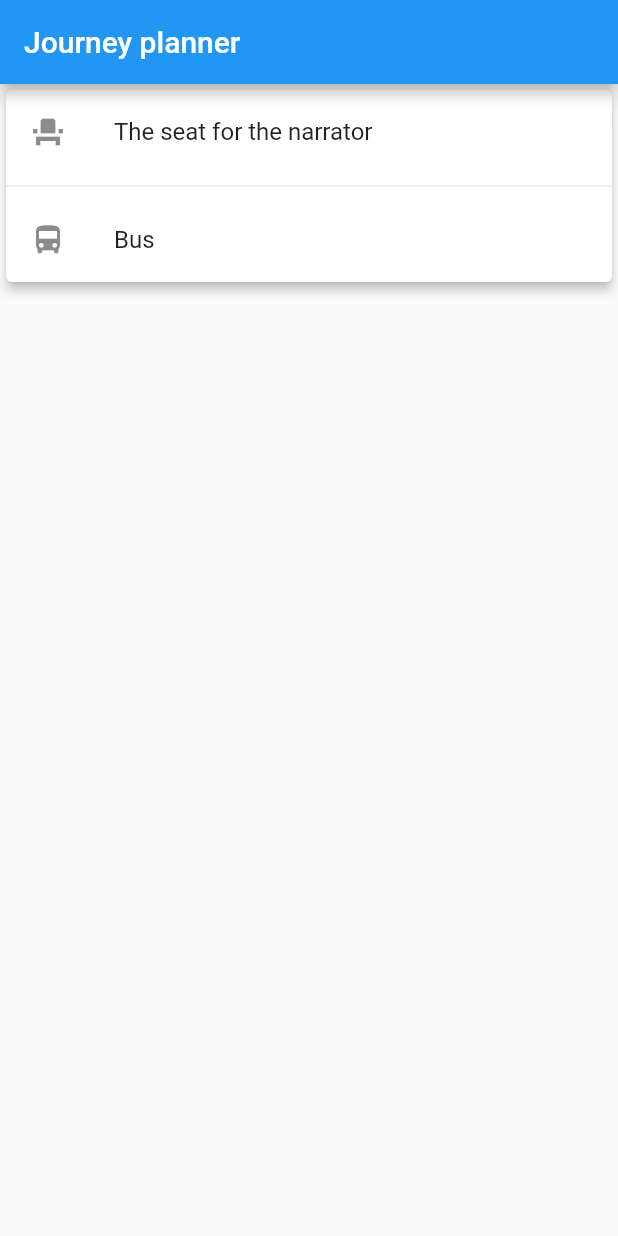
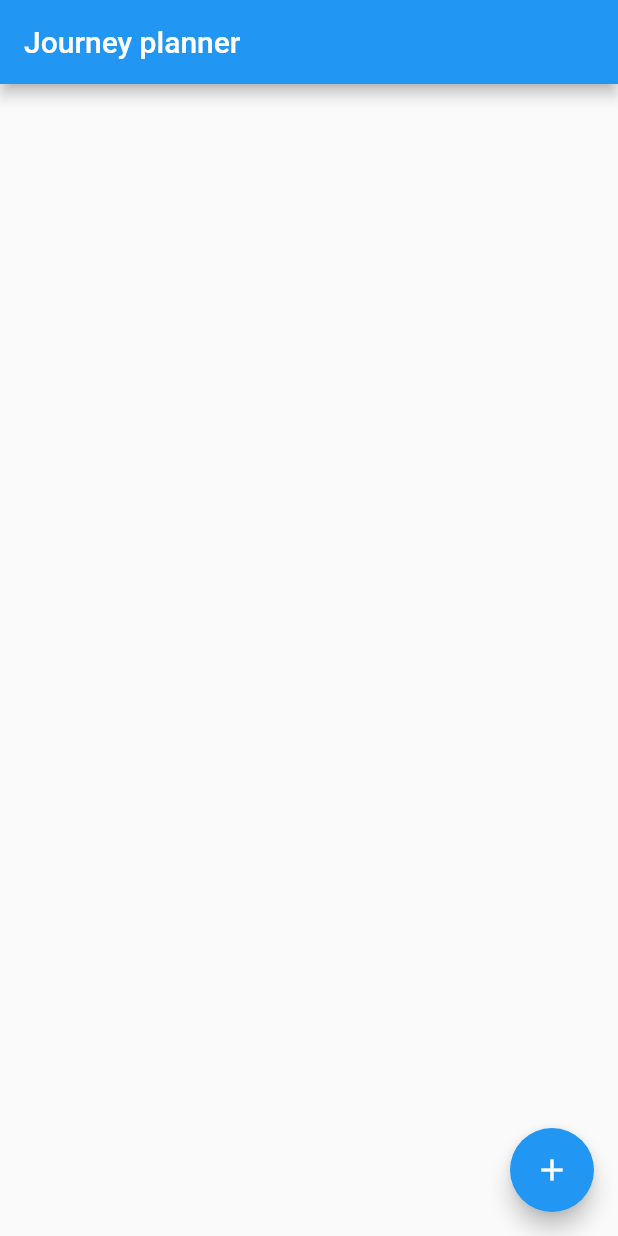
Before and after one commit to aweas/Journey-planner, a Flutter app: the screen it shows after launch, on a phone screen of 412 x 824 dp. Run offline on Flutter 3.47's test engine with Material 2 defaults, Android fonts, the phone set to English and light mode, and no system bars.

Commit message:
Added basic card handling

```diff
--- /dev/null
+++ b/lib/helpers/journey_classes.dart
@@ -0,0 +1,93 @@
+import 'package:flutter/material.dart';
+
+class JourneyPlan {
+  List<JourneyElement> journeyElements;
+  int duration = 0;
+  JourneyPlan({List<JourneyElement> elements}) {
+    this.journeyElements = elements;
+  }
+
+  JourneyPlanCard buildCard() {
+    this.journeyElements.forEach((x) => duration += x.time);
+    return new JourneyPlanCard(plan: this);
+  }
+}
+
+class JourneyElement {
+  Icon icon;
+  String name;
+  String comment;
+  int time;
+
+  JourneyElement({Icon icon, String name, String comment, int time}) {
+    this.icon = icon;
+    this.name = name;
+    this.comment = comment;
+    this.time = time;
+  }
+
+  JourneyElementTile buildTile() {
+    return new JourneyElementTile(element: this);
+  }
+}
+
+class JourneyElementTile extends ListTile {
+  JourneyElementTile({Key key, JourneyElement element})
+      : super(
+            key: key,
+            leading: element.icon,
+            title: new Text(element.name),
+            subtitle: new Text(element.comment),
+            trailing: new Text(element.time.toString()));
+}
+
+class JourneyPlanCard extends StatefulWidget {
+  final JourneyPlan plan;
+  JourneyPlanCard({Key key, this.plan}) : super(key: key);
+
+  @override
+  _JourneyPlanCard createState() => _JourneyPlanCard();
+}
+
+class _JourneyPlanCard extends State<JourneyPlanCard> {
+  Widget build(BuildContext context) {
+    List<JourneyElementTile> tiles = [];
+    widget.plan.journeyElements
+        .forEach((element) => tiles.add(element.buildTile()));
+
+    List<Widget> temp = new List.from(tiles);
+    List<Widget> newData = [];
+    temp.forEach((item) {
+      newData.add(item);
+      newData.add(new Divider());
+    });
+
+    newData.add(new ButtonTheme.bar(
+      child: new ButtonBar(
+        children: <Widget>[
+          new FlatButton(
+            child: const Text('Add new'),
+            onPressed: () {
+              setState(() {
+                widget.plan.journeyElements.add(
+                    new JourneyElement(icon: const Icon(Icons.directions_car),
+                    name: "test",
+                    comment: "test2",
+                    time: 4));
+              });
+            },
+          ),
+        ],
+      ),
+    ));
+
+    Card card = new Card(
+          child: new Column(
+            mainAxisSize: MainAxisSize.min,
+            children: newData,
+          ),
+        );
+
+    return card;
+  }
+}
--- a/lib/main.dart
+++ b/lib/main.dart
@@ -1,9 +1,9 @@
 import 'package:flutter/material.dart';
+import 'package:journey_list/helpers/journey_classes.dart';
 
 void main() => runApp(new MyApp());
 
 class MyApp extends StatelessWidget {
-  // This widget is the root of your application.
   @override
   Widget build(BuildContext context) {
     return new MaterialApp(
@@ -11,17 +11,23 @@ class MyApp extends StatelessWidget {
       theme: new ThemeData(
         primarySwatch: Colors.blue,
       ),
-      home: new MyHomePage(title: 'Journey planner'),
+      home: new MyHomePage(
+        title: 'Journey planner',
+        planMembers: <Widget>[],
+      ),
     );
   }
 }
 
 class MyHomePage extends StatefulWidget {
-  MyHomePage({Key key, this.title}) : super(key: key);
+  MyHomePage({Key key, this.title, this.planMembers}) : super(key: key);
   final String title;
+  final List<Widget> planMembers;
 
   @override
-  _MyHomePageState createState() => new _MyHomePageState();
+  _MyHomePageState createState() {
+    return _MyHomePageState();
+  }
 }
 
 class _MyHomePageState extends State<MyHomePage> {
@@ -31,29 +37,26 @@ class _MyHomePageState extends State<MyHomePage> {
       appBar: new AppBar(
         title: new Text(widget.title),
       ),
-      body: new Center(
+      body: new Container(
+        alignment: Alignment.topCenter,
         child: new Column(
-          children: <Widget>[
-            new Card(
-              child: new Column(
-                mainAxisSize: MainAxisSize.min,
-                children: <Widget>[
-                  new ListTile(
-                    leading: const Icon(Icons.event_seat),
-                    title: const Text('The seat for the narrator'),
-                  ),
-                  new Divider(),
-                  new ListTile(
-                    leading: const Icon(Icons.directions_bus),
-                    title: const Text('Bus'),
-                  )
-                ],
-              ),
-              elevation: 3.0,
-            )
-          ],
-        ),
+            children: widget.planMembers),
       ),
+      floatingActionButton: new FloatingActionButton(
+        child: new Icon(Icons.add),
+        onPressed: () {
+          JourneyElement element = new JourneyElement(
+            icon: const Icon(Icons.directions_bus),
+            name: "Bus do kato",
+            comment: "Inter",
+            time: 75);
+          JourneyPlan plan = new JourneyPlan(elements: [element]);
+          setState(() {
+            widget.planMembers.add(plan.buildCard());
+          });
+        },
+      ),
+      floatingActionButtonLocation: FloatingActionButtonLocation.endFloat,
     );
   }
 }
```
